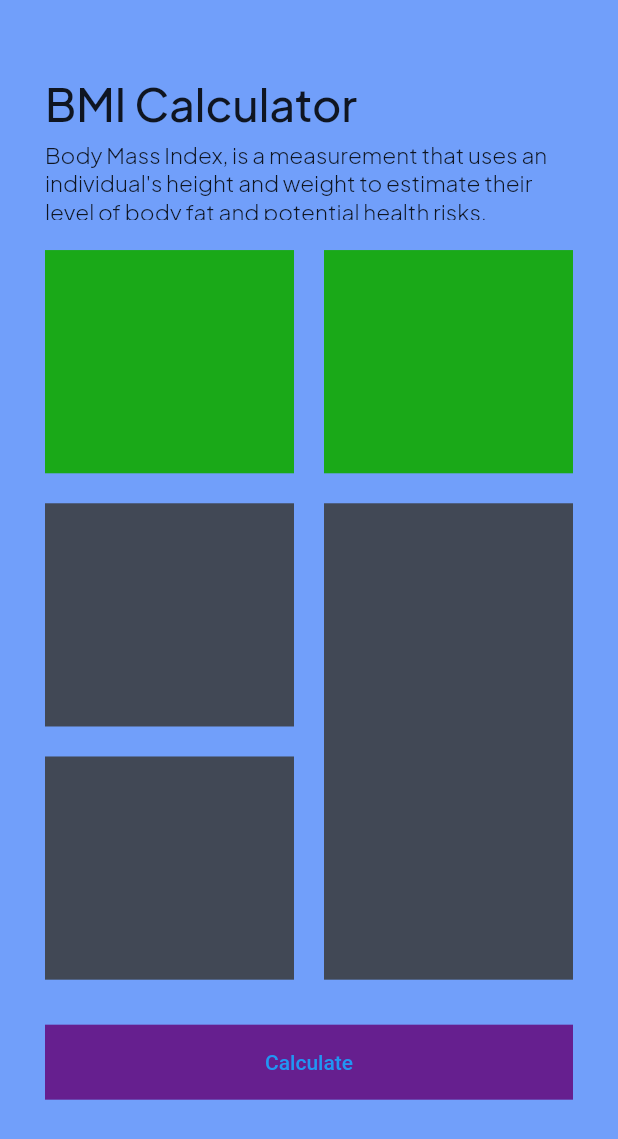
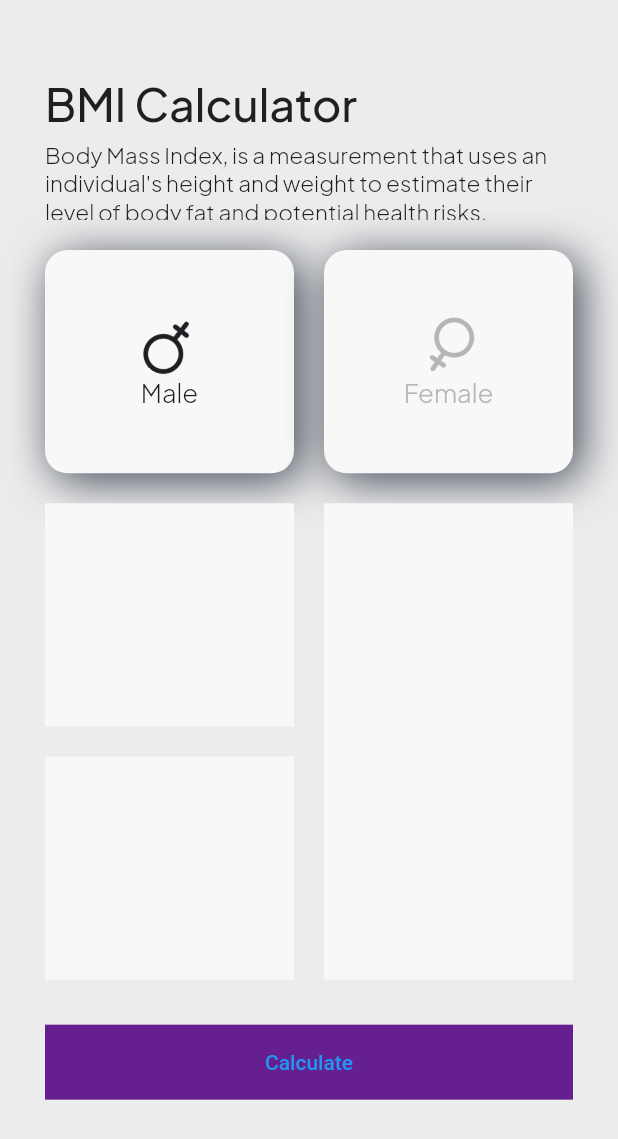
Before and after one commit to wakevro/bmi-calculator-flutter, a Flutter app: the screen it shows after launch, on a phone screen of 412 x 824 dp. Shown: the top 1139 px of the screen. Run offline on Flutter 3.47's test engine with Material 2 defaults, Android fonts, the phone set to English and light mode, and no system bars; our stand-ins replace google_fonts.

Commit message:
Style gender buttons

```diff
--- a/lib/constants/pallete.dart
+++ b/lib/constants/pallete.dart
@@ -1,9 +1,10 @@
 import 'package:flutter/material.dart';
 
 class Pallete {
-  static const Color lightColor = Color.fromRGBO(211, 212, 217, 0.64);
+  static const Color lightColor = Color.fromRGBO(236, 236, 236, 1);
   static const Color darkColor = Color.fromRGBO(30, 30, 35, 1);
   static const Color darkMidColor = Color.fromRGBO(65, 72, 85, 1);
+  static const Color greyColor = Color.fromRGBO(181, 181, 181, 1);
   static const Color accentColor = Color.fromRGBO(113, 159, 250, 1);
   static const Color whiteColor = Color.fromRGBO(248, 248, 248, 1);
   static const Color redColor = Color.fromRGBO(221, 34, 34, 1);
--- /dev/null
+++ b/lib/utilities/widgets/gender_widget.dart
@@ -0,0 +1,65 @@
+import 'package:bmicalculator/constants/pallete.dart';
+import 'package:bmicalculator/constants/text_styling.dart';
+import 'package:flutter/material.dart';
+
+class GenderWidget extends StatefulWidget {
+  const GenderWidget({
+    super.key,
+    required this.screenSize,
+    required this.title,
+    required this.angle,
+    required this.color, required this.containerColor,
+  });
+
+  final Size screenSize;
+  final String title;
+  final double angle;
+  final Color color;
+  final Color containerColor;
+
+  @override
+  State<GenderWidget> createState() => _GenderWidgetState();
+}
+
+class _GenderWidgetState extends State<GenderWidget> {
+  @override
+  Widget build(BuildContext context) {
+    return Container(
+      height: (widget.screenSize.height - 80) * 0.2,
+      width: ((widget.screenSize.width - 60) / 2) - 10,
+      decoration: BoxDecoration(
+        color: widget.containerColor,
+        borderRadius: BorderRadius.circular(15),
+        border: const Border(
+          top: BorderSide.none,
+          bottom: BorderSide.none,
+          left: BorderSide.none,
+          right: BorderSide.none,
+        ),
+        boxShadow: const [
+          BoxShadow(
+              color: Pallete.darkMidColor, offset: Offset(5, 5), blurRadius: 25)
+        ],
+      ),
+      child: Column(
+        mainAxisAlignment: MainAxisAlignment.center,
+        children: [
+          Transform.rotate(
+            angle: widget.angle,
+            child: Image.asset(
+              "assets/icons/gender.png",
+              color: widget.color,
+              height: 40,
+            ),
+          ),
+          Text(
+            widget.title,
+            style: TStyle.bodyMedium.copyWith(
+              color: widget.color,
+            ),
+          )
+        ],
+      ),
+    );
+  }
+}
--- a/lib/views/home/home_view.dart
+++ b/lib/views/home/home_view.dart
@@ -1,6 +1,7 @@
 import 'package:bmicalculator/constants/dimensions.dart';
 import 'package:bmicalculator/constants/pallete.dart';
 import 'package:bmicalculator/constants/text_styling.dart';
+import 'package:bmicalculator/utilities/widgets/gender_widget.dart';
 import 'package:flutter/material.dart';
 
 class HomeView extends StatefulWidget {
@@ -11,15 +12,22 @@ class HomeView extends StatefulWidget {
 }
 
 class _HomeViewState extends State<HomeView> {
+  Color maleColor = Pallete.darkColor;
+  Color femaleColor = Pallete.greyColor;
+  Color containerMaleColor = Pallete.whiteColor;
+  Color containerFemaleColor = Pallete.whiteColor;
+
   @override
   Widget build(BuildContext context) {
     final screenSize = MediaQuery.of(context).size;
     return Scaffold(
-      backgroundColor: Pallete.accentColor,
+      backgroundColor: Pallete.lightColor,
       body: SingleChildScrollView(
         physics: const BouncingScrollPhysics(),
         child: Padding(
           padding: Dimension.bodyPadding,
+
+          // HEADER
           child: Column(
             children: [
               SizedBox(
@@ -48,33 +56,71 @@ class _HomeViewState extends State<HomeView> {
               const SizedBox(
                 height: 20,
               ),
+
+              // GENDER WIDGETS
               SizedBox(
                 width: screenSize.width - 60,
                 child: Row(
                   children: [
-                    Container(
-                      height: (screenSize.height - 80) * 0.2,
-                      width: ((screenSize.width - 60) / 2) - 10,
-                      decoration: const BoxDecoration(
-                        color: Pallete.greenColor,
+                    InkWell(
+                      onTap: () {
+                        if (maleColor != Pallete.darkColor) {
+                          _switchColor();
+                        }
+                      },
+                      onTapDown: (details) {
+                        setState(() {
+                          containerMaleColor = Pallete.lightColor;
+                        });
+                      },
+                      onTapUp: (details) {
+                        setState(() {
+                          containerMaleColor = Pallete.whiteColor;
+                        });
+                      },
+                      child: GenderWidget(
+                        screenSize: screenSize,
+                        title: "Male",
+                        angle: 3.8,
+                        color: maleColor,
+                        containerColor: containerMaleColor,
                       ),
                     ),
                     const SizedBox(
                       width: 20,
                     ),
-                    Container(
-                      height: (screenSize.height - 80) * 0.2,
-                      width: ((screenSize.width - 60) / 2) - 10,
-                      decoration: const BoxDecoration(
-                        color: Pallete.greenColor,
+                    InkWell(
+                      onTap: () async {
+                        if (femaleColor != Pallete.darkColor) {
+                          _switchColor();
+                        }
+                      },
+                      onTapDown: (details) {
+                        setState(() {
+                          containerFemaleColor = Pallete.lightColor;
+                        });
+                      },
+                      onTapUp: (details) {
+                        setState(() {
+                          containerFemaleColor = Pallete.whiteColor;
+                        });
+                      },
+                      child: GenderWidget(
+                        screenSize: screenSize,
+                        title: "Female",
+                        angle: 0.6,
+                        color: femaleColor,
+                        containerColor: containerFemaleColor,
                       ),
-                    )
+                    ),
                   ],
                 ),
               ),
               const SizedBox(
                 height: 20,
               ),
+
+              // WEIGHT AND AGE
               SizedBox(
                 width: screenSize.width - 60,
                 child: Row(
@@ -84,7 +130,7 @@ class _HomeViewState extends State<HomeView> {
                       child: Column(
                         children: [
                           Container(
-                            color: Pallete.darkMidColor,
+                            color: Pallete.whiteColor,
                             height: (screenSize.height - 80) * 0.2,
                             width: double.infinity,
                           ),
@@ -92,7 +138,7 @@ class _HomeViewState extends State<HomeView> {
                             height: 20,
                           ),
                           Container(
-                            color: Pallete.darkMidColor,
+                            color: Pallete.whiteColor,
                             height: (screenSize.height - 80) * 0.2,
                             width: double.infinity,
                           ),
@@ -103,7 +149,7 @@ class _HomeViewState extends State<HomeView> {
                       width: 20,
                     ),
                     Container(
-                      color: Pallete.darkMidColor,
+                      color: Pallete.whiteColor,
                       height: ((screenSize.height - 80) * 0.4) + 20,
                       width: ((screenSize.width - 60) / 2) - 10,
                     ),
@@ -113,6 +159,8 @@ class _HomeViewState extends State<HomeView> {
               const SizedBox(
                 height: 30,
               ),
+
+              // HEIGHT RULER
               Container(
                 width: double.infinity,
                 height: 50,
@@ -128,4 +176,15 @@ class _HomeViewState extends State<HomeView> {
       ),
     );
   }
+
+  void _switchColor() {
+    return setState(() {
+      maleColor = maleColor == Pallete.greyColor
+          ? Pallete.darkColor
+          : Pallete.greyColor;
+      femaleColor = maleColor == Pallete.greyColor
+          ? Pallete.darkColor
+          : Pallete.greyColor;
+    });
+  }
 }
--- a/pubspec.yaml
+++ b/pubspec.yaml
@@ -63,6 +63,7 @@ flutter:
   # To add assets to your application, add an assets section, like this:
   assets:
     - assets/images/
+    - assets/icons/
 
   # An image asset can refer to one or more resolution-specific "variants", see
   # https://flutter.dev/assets-and-images/#resolution-aware
```
Also changed, not shown: assets/icons/gender.png (added), 1 other file.
